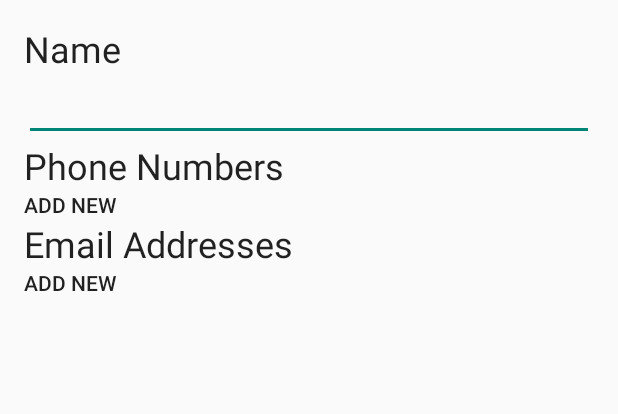
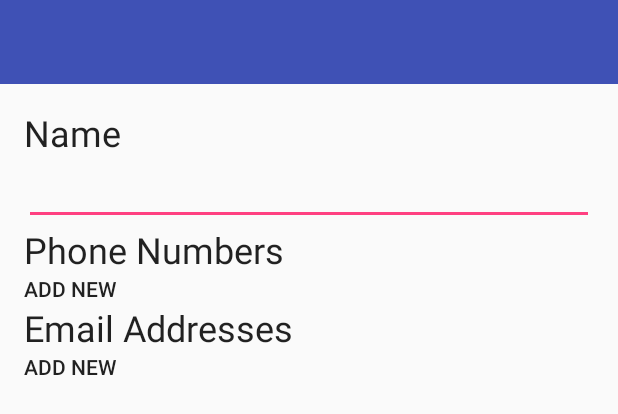
Before and after one commit to jjprada/MyContacts, an Android app: the layout activity_contact_edit.xml on its own in the app's theme, with its tools: preview values and no code run, on a phone screen of 412 x 824 dp. Shown: the top 414 px of the screen. Run offline under Robolectric (Android 15) with nearby library versions, the phone set to English and light mode, and no system bars.

Commit message:
Updating UI

```diff
--- a/app/src/main/AndroidManifest.xml
+++ b/app/src/main/AndroidManifest.xml
@@ -23,7 +23,8 @@
         </activity>
         <activity
             android:name=".ContactEditActivity"
-            android:label="@string/title_activity_contact_edit" >
+            android:label="@string/title_activity_contact_edit"
+            android:theme="@style/AppTheme.NoActionBar" >
         </activity>
     </application>
 
--- a/app/src/main/res/layout/activity_contact_edit.xml
+++ b/app/src/main/res/layout/activity_contact_edit.xml
@@ -1,58 +1,70 @@
 <LinearLayout xmlns:android="http://schemas.android.com/apk/res/android"
               xmlns:tools="http://schemas.android.com/tools"
+              xmlns:app="http://schemas.android.com/apk/res-auto"
               android:layout_width="match_parent"
               android:layout_height="match_parent"
               android:orientation="vertical"
-                android:paddingLeft="@dimen/activity_horizontal_margin"
-                android:paddingRight="@dimen/activity_horizontal_margin"
-                android:paddingTop="@dimen/activity_vertical_margin"
-                android:paddingBottom="@dimen/activity_vertical_margin"
               tools:context="com.jjprada.mycontacts.ContactEditActivity">
 
+    <android.support.v7.widget.Toolbar
+        android:id="@+id/contact_edit_toolbar"
+        app:theme="@style/ThemeOverlay.AppCompat.Dark.ActionBar"
+        android:background="?attr/colorPrimary"
+        android:layout_width="match_parent"
+        android:layout_height="wrap_content"
+        android:minHeight="?attr/actionBarSize"/>
+
+    <LinearLayout
+        android:layout_width="match_parent"
+        android:layout_height="0dp"
+        android:layout_weight="100"
+        android:orientation="vertical"
+        android:padding="@dimen/activity_vertical_margin">
+
         <TextView
+            android:layout_width="wrap_content"
+            android:layout_height="wrap_content"
             android:text="@string/name_label"
-        android:textAppearance="@style/TextAppearance.AppCompat.Headline"
-        android:layout_width="wrap_content"
-        android:layout_height="wrap_content"/>
+            android:textAppearance="@style/TextAppearance.AppCompat.Headline"/>
         <EditText
             android:id="@+id/contact_edit_name"
             android:layout_width="match_parent"
             android:layout_height="wrap_content"/>
 
         <TextView
+            android:layout_width="wrap_content"
+            android:layout_height="wrap_content"
             android:text="@string/phone_number_label"
-        android:textAppearance="@style/TextAppearance.AppCompat.Headline"
-        android:layout_width="wrap_content"
-        android:layout_height="wrap_content"/>
+            android:textAppearance="@style/TextAppearance.AppCompat.Headline"/>
         <LinearLayout
             android:id="@+id/phone_number_section"
-        android:orientation="vertical"
             android:layout_width="match_parent"
-        android:layout_height="wrap_content">
+            android:layout_height="wrap_content"
+            android:orientation="vertical">
         </LinearLayout>
         <TextView
             android:id="@+id/add_new_phone_number"
+            android:layout_width="wrap_content"
+            android:layout_height="wrap_content"
             android:text="@string/add_new"
-        android:textAppearance="@style/TextAppearance.AppCompat.Button"
-        android:layout_width="wrap_content"
-        android:layout_height="wrap_content"/>
+            android:textAppearance="@style/TextAppearance.AppCompat.Button"/>
 
         <TextView
+            android:layout_width="wrap_content"
+            android:layout_height="wrap_content"
             android:text="@string/email_label"
-        android:textAppearance="@style/TextAppearance.AppCompat.Headline"
-        android:layout_width="wrap_content"
-        android:layout_height="wrap_content"/>
+            android:textAppearance="@style/TextAppearance.AppCompat.Headline"/>
         <LinearLayout
             android:id="@+id/email_section"
-        android:orientation="vertical"
             android:layout_width="match_parent"
-        android:layout_height="wrap_content">
+            android:layout_height="wrap_content"
+            android:orientation="vertical">
         </LinearLayout>
         <TextView
             android:id="@+id/add_new_email"
+            android:layout_width="wrap_content"
+            android:layout_height="wrap_content"
             android:text="@string/add_new"
-        android:textAppearance="@style/TextAppearance.AppCompat.Button"
-        android:layout_width="wrap_content"
-        android:layout_height="wrap_content"/>
-
+            android:textAppearance="@style/TextAppearance.AppCompat.Button"/>
     </LinearLayout>
+</LinearLayout>
--- a/app/src/main/res/values/strings.xml
+++ b/app/src/main/res/values/strings.xml
@@ -11,4 +11,6 @@
     <string name="phone_number_label">Phone Numbers</string>
     <string name="email_label">Email Addresses</string>
     <string name="add_new">Add New</string>
+    <string name="toolbar_name">Edit Contact</string>
+    <string name="toast">Saved contact</string>
 </resources>
--- a/app/src/main/res/values/styles.xml
+++ b/app/src/main/res/values/styles.xml
@@ -5,9 +5,13 @@
         <!-- Customize your theme here. -->
         <item name="colorPrimary">@color/primary</item>
         <item name="colorPrimaryDark">@color/primaryDark</item>
+        <item name="colorAccent">@color/accent</item>
+    </style>
+    <style name="AppTheme.NoActionBar">
+        <item name="windowActionBar">false</item>
+        <item name="android:windowNoTitle">true</item>
     </style>
 
     <style name="NoActionBar" parent="Theme.AppCompat.Light.NoActionBar">
     </style>
-
 </resources>
```
Also changed, not shown: app/src/main/java/com/jjprada/mycontacts/ContactEditActivity.java (+70 -8 lines), app/src/main/java/com/jjprada/mycontacts/ContactList.java (added, +19 -0 lines), app/src/main/java/com/jjprada/mycontacts/ContactListActivity.java (+12 -10 lines), app/src/main/java/com/jjprada/mycontacts/ContactViewActivity.java (+26 -8 lines), app/src/main/res/drawable-hdpi/ic_done.png (added), app/src/main/res/drawable-mdpi/ic_done.png (added), app/src/main/res/drawable-xhdpi/ic_done.png (added), app/src/main/res/drawable-xxhdpi/ic_done.png (added). Lines whose indentation alone changed are shown as unchanged.
